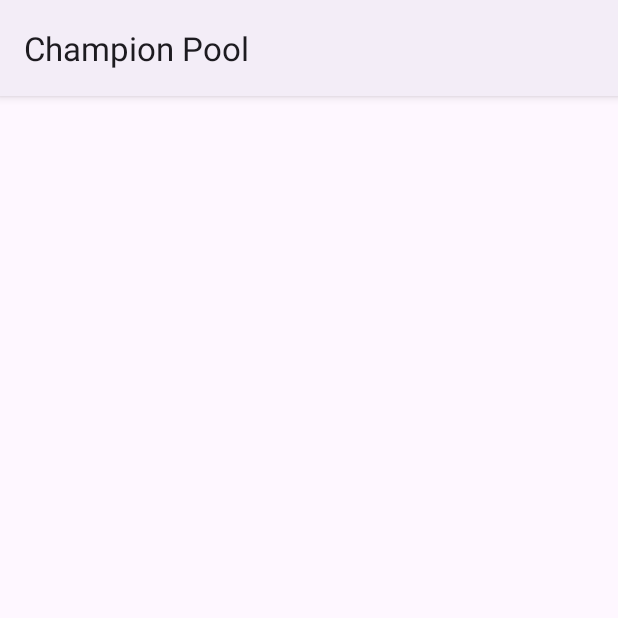
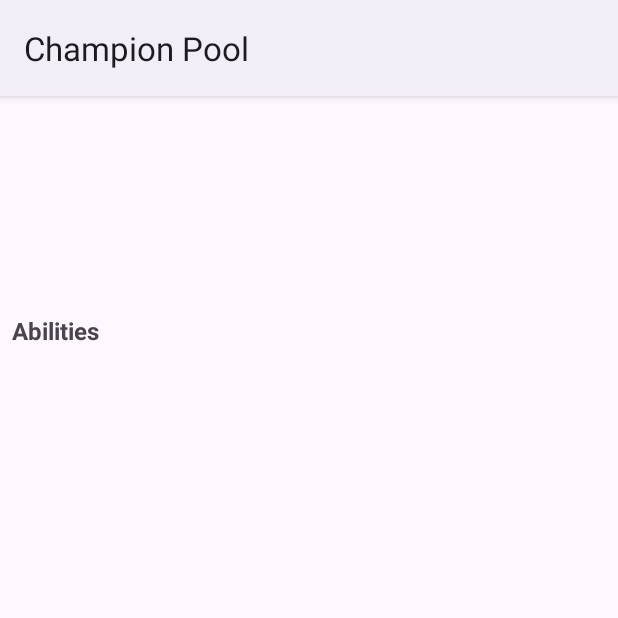
Before and after one commit to wahyuwiyoko/ChampionWiki, an Android app: the DetailActivity screen opened directly, with no data from a screen before it, on a phone screen of 412 x 824 dp, the top half of it. Run offline under Robolectric (Android 15) with nearby library versions, the phone set to English and light mode, and no system bars.

Commit message:
Add `champion_abilities` layout in `activity_detail` layout

```diff
--- a/app/src/main/res/layout/activity_detail.xml
+++ b/app/src/main/res/layout/activity_detail.xml
@@ -60,5 +60,15 @@
             app:layout_constraintStart_toStartOf="@+id/tv_detail_name"
             app:layout_constraintTop_toBottomOf="@+id/tv_detail_subtitle"
             tools:text="@string/placeholder_description" />
+
+        <include
+            android:id="@+id/include_champion_abilities"
+            layout="@layout/champion_abilities"
+            android:layout_width="0dp"
+            android:layout_height="wrap_content"
+            android:layout_marginTop="8dp"
+            app:layout_constraintStart_toStartOf="parent"
+            app:layout_constraintEnd_toEndOf="parent"
+            app:layout_constraintTop_toBottomOf="@+id/tv_detail_description" />
     </androidx.constraintlayout.widget.ConstraintLayout>
 </ScrollView>
--- /dev/null
+++ b/app/src/main/res/layout/champion_abilities.xml
@@ -0,0 +1,142 @@
+<?xml version="1.0" encoding="utf-8"?>
+<androidx.constraintlayout.widget.ConstraintLayout
+    xmlns:android="http://schemas.android.com/apk/res/android"
+    xmlns:app="http://schemas.android.com/apk/res-auto"
+    xmlns:tools="http://schemas.android.com/tools"
+    android:layout_width="match_parent"
+    android:layout_height="wrap_content">
+
+    <TextView
+        android:id="@+id/text_abilities"
+        android:layout_width="wrap_content"
+        android:layout_height="0dp"
+        android:layout_marginStart="8dp"
+        android:layout_marginTop="8dp"
+        android:textSize="16sp"
+        android:textStyle="bold"
+        app:layout_constraintStart_toStartOf="parent"
+        app:layout_constraintTop_toTopOf="parent"
+        android:text="@string/placeholder_abilities" />
+
+    <TextView
+        android:id="@+id/text_passive"
+        android:layout_width="58dp"
+        android:layout_height="wrap_content"
+        android:layout_marginTop="8dp"
+        android:textSize="16sp"
+        app:layout_constraintStart_toStartOf="@id/text_abilities"
+        app:layout_constraintTop_toBottomOf="@+id/text_abilities"
+        tools:text="@string/placeholder_passive" />
+
+    <TextView
+        android:id="@+id/text_passive_description"
+        android:layout_width="0dp"
+        android:layout_height="wrap_content"
+        android:layout_marginStart="8dp"
+        android:layout_marginTop="8dp"
+        android:layout_marginEnd="8dp"
+        android:textSize="16sp"
+        app:layout_constraintEnd_toEndOf="parent"
+        app:layout_constraintStart_toEndOf="@+id/guideline"
+        app:layout_constraintTop_toBottomOf="@+id/text_abilities"
+        tools:text="@string/placeholder_passive_description" />
+
+    <TextView
+        android:id="@+id/text_first_ability"
+        android:layout_width="0dp"
+        android:layout_height="wrap_content"
+        android:layout_marginTop="8dp"
+        android:textSize="16sp"
+        app:layout_constraintStart_toStartOf="@id/text_abilities"
+        app:layout_constraintTop_toBottomOf="@+id/text_passive_description"
+        tools:text="@string/placeholder_first_ability" />
+
+    <TextView
+        android:id="@+id/text_first_ability_description"
+        android:layout_width="0dp"
+        android:layout_height="wrap_content"
+        android:layout_marginStart="8dp"
+        android:layout_marginTop="8dp"
+        android:layout_marginEnd="8dp"
+        android:textSize="16sp"
+        app:layout_constraintEnd_toEndOf="parent"
+        app:layout_constraintStart_toEndOf="@+id/guideline"
+        app:layout_constraintTop_toBottomOf="@+id/text_passive"
+        tools:text="@string/placeholder_first_ability_description" />
+
+    <TextView
+        android:id="@+id/text_second_ability"
+        android:layout_width="0dp"
+        android:layout_height="wrap_content"
+        android:layout_marginTop="8dp"
+        android:textSize="16sp"
+        app:layout_constraintStart_toStartOf="@id/text_passive"
+        app:layout_constraintTop_toBottomOf="@+id/text_first_ability_description"
+        tools:text="@string/placeholder_second_ability" />
+
+    <TextView
+        android:id="@+id/text_second_ability_description"
+        android:layout_width="0dp"
+        android:layout_height="wrap_content"
+        android:layout_marginStart="8dp"
+        android:layout_marginTop="8dp"
+        android:layout_marginEnd="8dp"
+        android:textSize="16sp"
+        app:layout_constraintEnd_toEndOf="parent"
+        app:layout_constraintStart_toEndOf="@+id/guideline"
+        app:layout_constraintTop_toBottomOf="@+id/text_first_ability"
+        tools:text="@string/placeholder_second_ability_description" />
+
+    <TextView
+        android:id="@+id/text_third_ability"
+        android:layout_width="0dp"
+        android:layout_height="wrap_content"
+        android:layout_marginTop="8dp"
+        android:textSize="16sp"
+        app:layout_constraintStart_toStartOf="@id/text_passive"
+        app:layout_constraintTop_toBottomOf="@+id/text_second_ability_description"
+        tools:text="@string/placeholder_third_ability" />
+
+    <TextView
+        android:id="@+id/text_third_ability_description"
+        android:layout_width="0dp"
+        android:layout_height="wrap_content"
+        android:layout_marginStart="8dp"
+        android:layout_marginTop="8dp"
+        android:layout_marginEnd="8dp"
+        android:textSize="16sp"
+        app:layout_constraintEnd_toEndOf="parent"
+        app:layout_constraintStart_toEndOf="@+id/guideline"
+        app:layout_constraintTop_toBottomOf="@+id/text_second_ability"
+        tools:text="@string/placeholder_third_ability_description" />
+
+    <TextView
+        android:id="@+id/text_fourth_ability"
+        android:layout_width="0dp"
+        android:layout_height="wrap_content"
+        android:layout_marginTop="8dp"
+        android:textSize="16sp"
+        app:layout_constraintStart_toStartOf="@id/text_passive"
+        app:layout_constraintTop_toBottomOf="@+id/text_third_ability_description"
+        tools:text="@string/placeholder_fourth_ability" />
+
+    <TextView
+        android:id="@+id/text_fourth_ability_description"
+        android:layout_width="0dp"
+        android:layout_height="wrap_content"
+        android:layout_marginStart="8dp"
+        android:layout_marginTop="8dp"
+        android:layout_marginEnd="8dp"
+        android:textSize="16sp"
+        app:layout_constraintEnd_toEndOf="parent"
+        app:layout_constraintStart_toEndOf="@+id/guideline"
+        app:layout_constraintTop_toBottomOf="@+id/text_third_ability"
+        tools:text="@string/placeholder_fourth_ability_description" />
+
+    <androidx.constraintlayout.widget.Guideline
+        android:id="@+id/guideline"
+        android:layout_width="wrap_content"
+        android:layout_height="wrap_content"
+        android:orientation="vertical"
+        app:layout_constraintGuide_begin="120dp" />
+</androidx.constraintlayout.widget.ConstraintLayout>
--- a/app/src/main/res/values/strings.xml
+++ b/app/src/main/res/values/strings.xml
@@ -3,6 +3,17 @@
     <string name="placeholder_name">Champion Name</string>
     <string name="placeholder_subtitle">Champion Subtitle</string>
     <string name="placeholder_description">Champion Description</string>
+    <string name="placeholder_abilities">Abilities</string>
+    <string name="placeholder_passive">Passive</string>
+    <string name="placeholder_first_ability">First Ability</string>
+    <string name="placeholder_second_ability">Second Ability</string>
+    <string name="placeholder_third_ability">Third Ability</string>
+    <string name="placeholder_fourth_ability">Fourth Ability</string>
+    <string name="placeholder_passive_description">Passive Description</string>
+    <string name="placeholder_first_ability_description">First Ability Description</string>
+    <string name="placeholder_second_ability_description">Second Ability Description</string>
+    <string name="placeholder_third_ability_description">Third Ability Description</string>
+    <string name="placeholder_fourth_ability_description">Fourth Ability Description</string>
 
     <string-array name="champion_name">
         <item>Draven</item>
```
